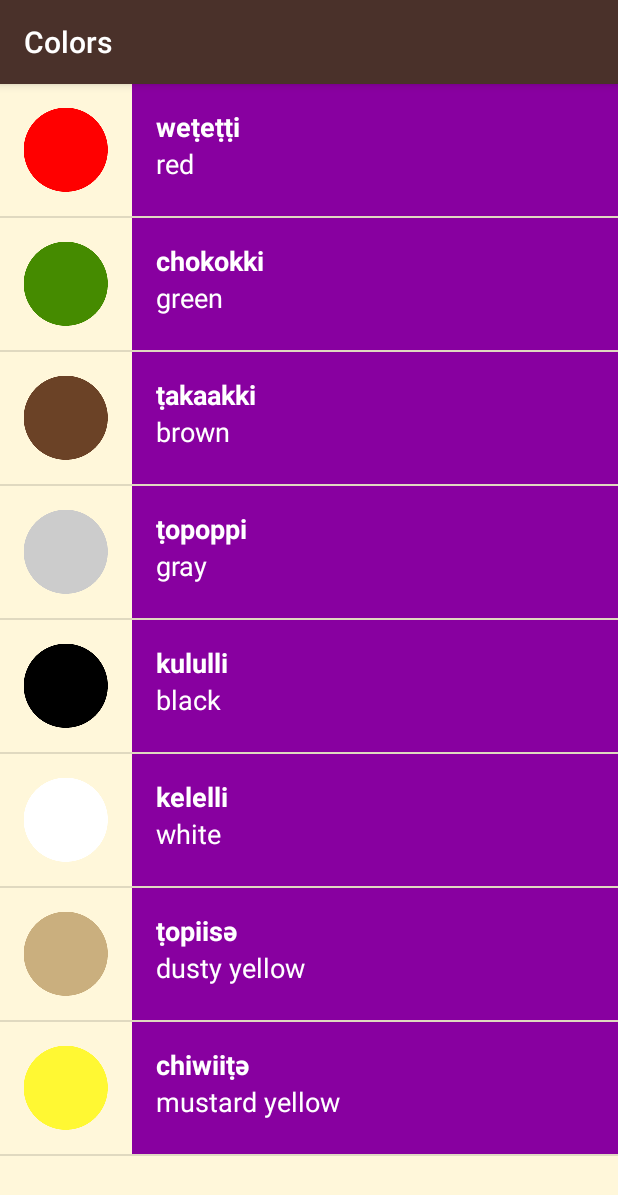
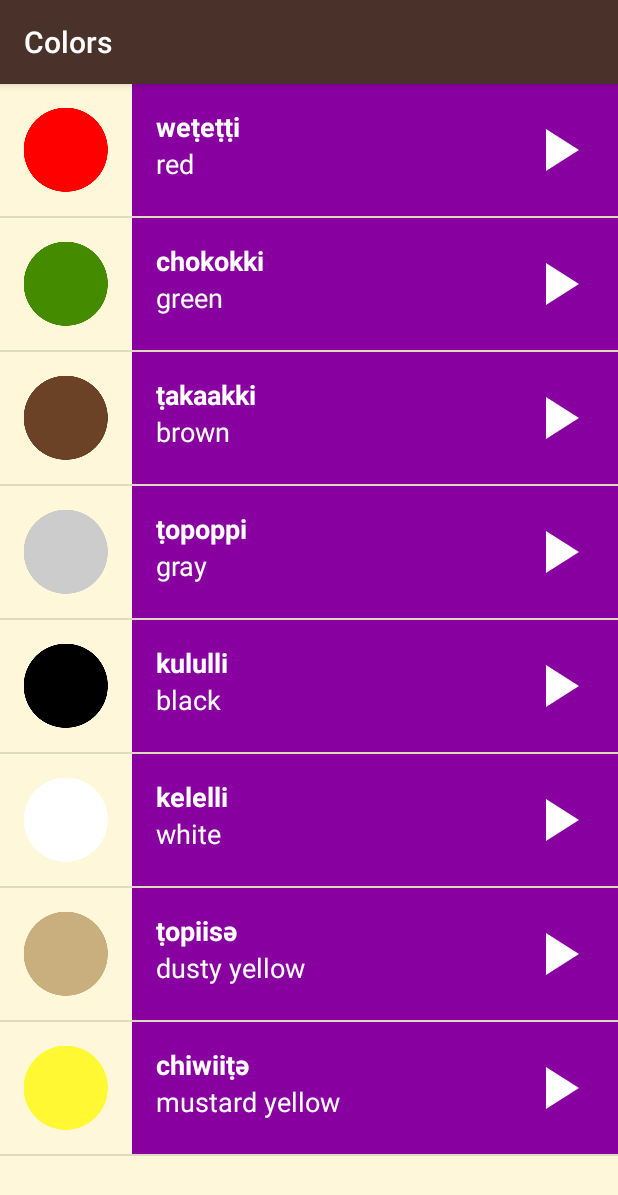
Before and after one commit to guruvex/miwok, an Android app: the ColorsActivity screen opened directly, with no data from a screen before it, on a phone screen of 412 x 824 dp. Shown: the top 1195 px of the screen. Run offline under Robolectric (Android 15) with nearby library versions, the phone set to English and light mode, and no system bars.

Commit message:
visual polish

```diff
--- a/app/src/main/java/com/example/android/miwok/WordAdapter.java
+++ b/app/src/main/java/com/example/android/miwok/WordAdapter.java
@@ -85,9 +85,10 @@ public class WordAdapter extends ArrayAdapter<word> {
         View textContainer = listItemView.findViewById(R.id.text_container);
         textContainer.setBackgroundColor(ContextCompat.getColor(getContext(), mbackGroundColor));
 
+        View playicon = listItemView.findViewById(R.id.playSoundIcon);
+        playicon.setBackgroundColor(ContextCompat.getColor(getContext(), mbackGroundColor));
         // Return the whole list item layout (containing 2 TextViews and an ImageView)
         // so that it can be shown in the ListView
-
         return listItemView;
     }
 }
--- a/app/src/main/res/layout/list_item.xml
+++ b/app/src/main/res/layout/list_item.xml
@@ -19,7 +19,7 @@
         android:layout_weight="1"
         android:orientation="vertical"
         android:padding="16dp"
-        android:background="@color/category_numbers">
+        >
 
         <TextView
             style="@style/list_item_text"
@@ -32,4 +32,13 @@
             style="@style/list_item_text"/>
     </LinearLayout>
 
+    <ImageView
+        android:id="@+id/playSoundIcon"
+        android:layout_width="wrap_content"
+        android:layout_height="match_parent"
+
+        android:layout_gravity="center"
+        android:src="@drawable/baseline_play_arrow_white_24"
+        android:paddingRight="16dp"/>
+
 </LinearLayout>
```
Also changed, not shown: app/src/main/res/drawable-hdpi/baseline_play_arrow_white_24.png (added), app/src/main/res/drawable-mdpi/baseline_play_arrow_white_24.png (added), app/src/main/res/drawable-xhdpi/baseline_play_arrow_white_24.png (added), app/src/main/res/drawable-xxhdpi/baseline_play_arrow_white_24.png (added), app/src/main/res/drawable-xxxhdpi/baseline_play_arrow_white_24.png (added).
